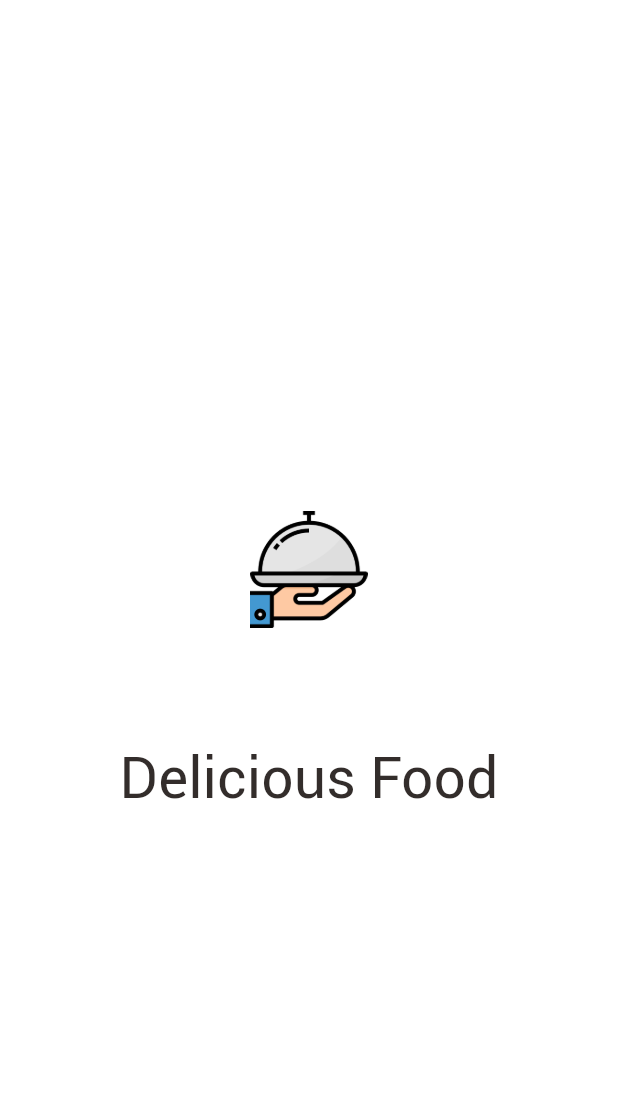
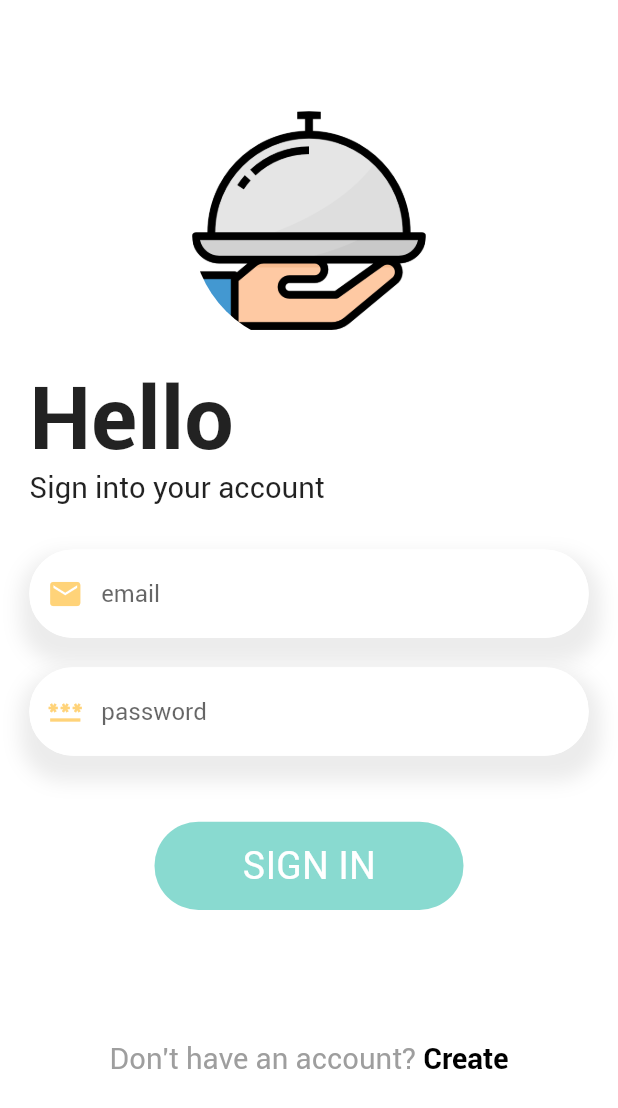
Before and after one commit to kezia2909/food_delivery_project_flutter, a Flutter app: the first screen one second after launch, on a phone screen of 412 x 824 dp. Shown: the top 1108 px of the screen. Run offline on Flutter 3.47's test engine with Material 2 defaults, Android fonts, the light colour scheme and no system bars; our stand-ins replace dots_indicator, get, shared_preferences.

Commit message:
get data merge before sign up feature

```diff
--- a/lib/main.dart
+++ b/lib/main.dart
@@ -1,6 +1,8 @@
 import 'package:flutter/material.dart';
 import 'package:food_delivery_project/controllers/cart_controller.dart';
 import 'package:food_delivery_project/controllers/popular_product_controller.dart';
+import 'package:food_delivery_project/pages/auth/sign_in_page.dart';
+import 'package:food_delivery_project/pages/auth/sign_up_page.dart';
 import 'package:food_delivery_project/pages/cart/cart_page.dart';
 import 'package:food_delivery_project/pages/food/popular_food_detail.dart';
 import 'package:food_delivery_project/pages/food/recommended_food_detail.dart';
@@ -30,9 +32,10 @@ class MyApp extends StatelessWidget {
         return GetMaterialApp(
           debugShowCheckedModeBanner: false,
           title: 'Flutter Demo',
+          home: SignInPage(),
           // home: SplashScreen(),
-          initialRoute: RouteHelper.getSplashPage(),
-          getPages: RouteHelper.routes,
+          // initialRoute: RouteHelper.getSplashPage(),
+          // getPages: RouteHelper.routes,
         );
       });
     });
--- /dev/null
+++ b/lib/pages/auth/sign_in_page.dart
@@ -0,0 +1,120 @@
+import 'package:flutter/gestures.dart';
+import 'package:flutter/material.dart';
+import 'package:food_delivery_project/pages/auth/sign_up_page.dart';
+import 'package:food_delivery_project/utils/colors.dart';
+import 'package:food_delivery_project/utils/dimensions.dart';
+import 'package:food_delivery_project/widgets/app_text_field.dart';
+import 'package:food_delivery_project/widgets/big_text.dart';
+import 'package:get/get.dart';
+
+class SignInPage extends StatelessWidget {
+  const SignInPage({super.key});
+
+  @override
+  Widget build(BuildContext context) {
+    var emailController = TextEditingController();
+    var passwordController = TextEditingController();
+    var nameController = TextEditingController();
+    var phoneController = TextEditingController();
+
+    return Scaffold(
+      backgroundColor: Colors.white,
+      body: SingleChildScrollView(
+        physics: BouncingScrollPhysics(),
+        child: Column(children: [
+          SizedBox(
+            height: Dimensions.screenHeight * 0.09,
+          ),
+          Container(
+            child: Center(
+              child: CircleAvatar(
+                  radius: Dimensions.radius20 * 4,
+                  backgroundColor: Colors.white,
+                  backgroundImage: AssetImage("assets/image/logo.png")),
+            ),
+          ),
+          Container(
+            margin: EdgeInsets.only(
+                left: Dimensions.width20, top: Dimensions.width15),
+            width: double.maxFinite,
+            child: Column(
+              crossAxisAlignment: CrossAxisAlignment.start,
+              children: [
+                Text(
+                  "Hello",
+                  style: TextStyle(
+                      fontSize: Dimensions.font20 * 3,
+                      fontWeight: FontWeight.bold),
+                ),
+                Text(
+                  "Sign into your account",
+                  style: TextStyle(
+                    fontSize: Dimensions.font20,
+                  ),
+                ),
+              ],
+            ),
+          ),
+          SizedBox(
+            height: Dimensions.height15,
+          ),
+          AppTextField(
+            textController: emailController,
+            hintText: "email",
+            icon: Icons.email,
+          ),
+          SizedBox(
+            height: Dimensions.height5,
+          ),
+          AppTextField(
+            textController: passwordController,
+            hintText: "password",
+            icon: Icons.password,
+          ),
+          SizedBox(
+            height: Dimensions.height30 * 1.5,
+          ),
+          Container(
+            width: Dimensions.screenWidth / 2,
+            height: Dimensions.screenHeight / 14,
+            decoration: BoxDecoration(
+                borderRadius: BorderRadius.circular(Dimensions.radius30),
+                color: AppColors.mainColor),
+            child: Center(
+              child: BigText(
+                text: "SIGN IN",
+                size: Dimensions.font26,
+                color: Colors.white,
+              ),
+            ),
+          ),
+          SizedBox(
+            height: Dimensions.height30 * 3,
+          ),
+          RichText(
+            text: TextSpan(
+              text: "Don't have an account? ",
+              style: TextStyle(
+                color: Colors.grey[500],
+                fontSize: Dimensions.font20,
+              ),
+              children: [
+                TextSpan(
+                  recognizer: TapGestureRecognizer()
+                    ..onTap = () =>
+                        Get.to(() => SignUpPage(), transition: Transition.fade),
+                  text: "Create",
+                  style: TextStyle(
+                    color: Colors.black,
+                    fontSize: Dimensions.font20,
+                    fontWeight: FontWeight.bold,
+                  ),
+                ),
+              ],
+            ),
+          ),
+        ]),
+      ),
+    );
+  }
+}
--- /dev/null
+++ b/lib/widgets/app_text_field.dart
@@ -0,0 +1,58 @@
+import 'package:flutter/material.dart';
+
+import '../utils/colors.dart';
+import '../utils/dimensions.dart';
+
+class AppTextField extends StatelessWidget {
+  final TextEditingController textController;
+  final String hintText;
+  final IconData icon;
+
+  AppTextField(
+      {super.key,
+      required this.textController,
+      required this.hintText,
+      required this.icon});
+
+  @override
+  Widget build(BuildContext context) {
+    return Container(
+      margin: EdgeInsets.only(
+          left: Dimensions.width20,
+          right: Dimensions.width20,
+          top: Dimensions.height15),
+      decoration: BoxDecoration(
+        color: Colors.white,
+        borderRadius: BorderRadius.circular(Dimensions.radius30),
+        boxShadow: [
+          BoxShadow(
+              blurRadius: 10,
+              spreadRadius: 7,
+              offset: Offset(1, 10),
+              color: Colors.grey.withOpacity(0.2))
+        ],
+      ),
+      child: TextField(
+        controller: textController,
+        decoration: InputDecoration(
+          hintText: hintText,
+          prefixIcon: Icon(
+            icon,
+            color: AppColors.yellowColor,
+          ),
+          focusedBorder: OutlineInputBorder(
+            borderRadius: BorderRadius.circular(Dimensions.radius30),
+            borderSide: BorderSide(width: 1, color: Colors.white),
+          ),
+          enabledBorder: OutlineInputBorder(
+            borderRadius: BorderRadius.circular(Dimensions.radius30),
+            borderSide: BorderSide(width: 1, color: Colors.white),
+          ),
+          border: OutlineInputBorder(
+            borderRadius: BorderRadius.circular(Dimensions.radius30),
+          ),
+        ),
+      ),
+    );
+  }
+}
```
Also changed, not shown: lib/pages/account/account_page.dart (added, +156 -0 lines), lib/pages/home/home_page.dart (+5 -2 lines), lib/pages/home/main_food_page.dart (+12 -2 lines), lib/widgets/account_widget.dart (added, +38 -0 lines), assets/image/facebook.png (added), assets/image/google.png (added), assets/image/twitter.png (added).
